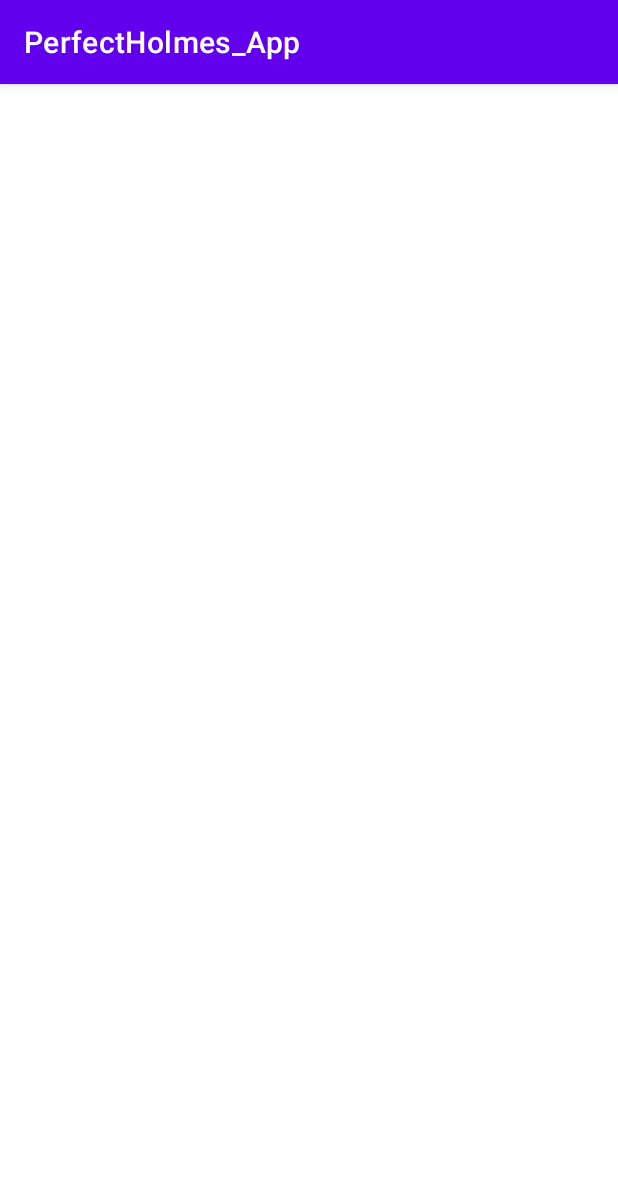
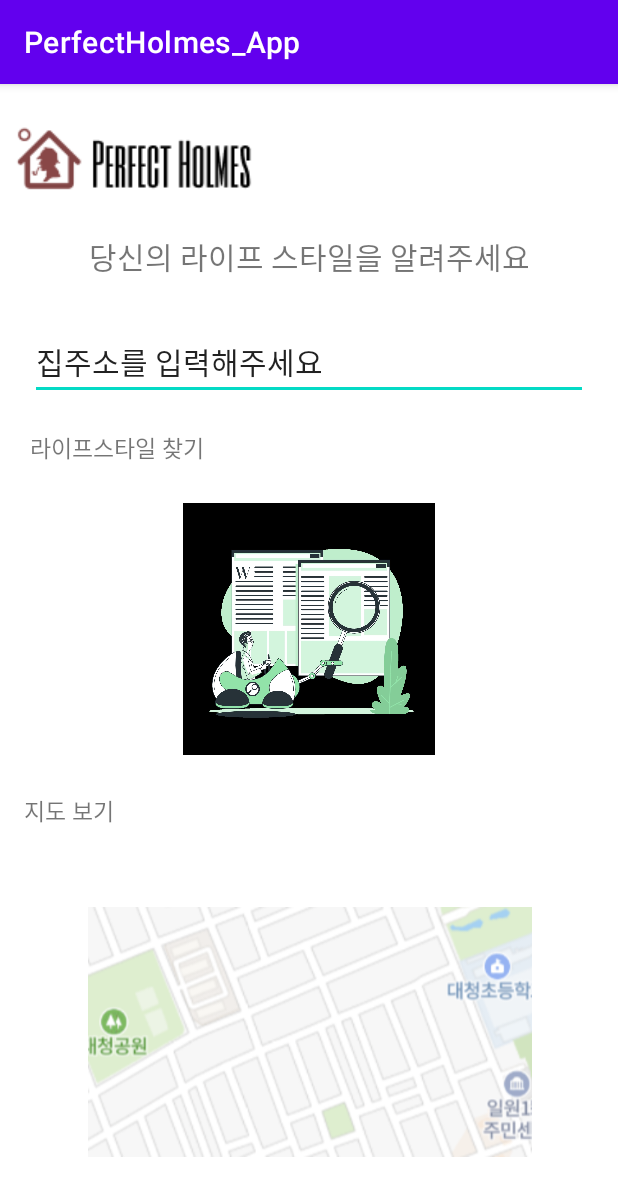
Before and after one commit to Seasonkhadka/PerfectHolmes_APP, an Android app: the screen it shows after launch (MainActivity), on a phone screen of 412 x 824 dp. Shown: the top 1196 px of the screen. Run offline under Robolectric (Android 15) with nearby library versions, the light colour scheme and no system bars.

Commit message:
login, main, map first task

```diff
--- a/app/build.gradle
+++ b/app/build.gradle
@@ -26,6 +26,9 @@ android {
         sourceCompatibility JavaVersion.VERSION_1_8
         targetCompatibility JavaVersion.VERSION_1_8
     }
+    buildFeatures {
+        viewBinding true
+    }
 }
 
 dependencies {
@@ -36,6 +39,9 @@ dependencies {
     implementation 'androidx.appcompat:appcompat:1.6.1'
     implementation 'com.google.android.material:material:1.10.0'
     implementation 'androidx.constraintlayout:constraintlayout:2.1.4'
+    implementation 'androidx.annotation:annotation:1.7.0'
+    implementation 'androidx.lifecycle:lifecycle-livedata-ktx:2.6.2'
+    implementation 'androidx.lifecycle:lifecycle-viewmodel-ktx:2.6.2'
     testImplementation 'junit:junit:4.13.2'
     androidTestImplementation 'androidx.test.ext:junit:1.1.5'
     androidTestImplementation 'androidx.test.espresso:espresso-core:3.5.1'
--- a/app/src/main/java/com/example/perfectholmes_app/MainActivity.java
+++ b/app/src/main/java/com/example/perfectholmes_app/MainActivity.java
@@ -1,74 +1,41 @@
 package com.example.perfectholmes_app;
 
-import android.graphics.Color;
+import androidx.appcompat.app.AppCompatActivity;
+
+import android.content.Intent;
 import android.os.Bundle;
-import android.util.Log;
+import android.view.View;
+import android.widget.ImageView;
 
-import androidx.annotation.NonNull;
-import androidx.appcompat.app.AppCompatActivity;
-import androidx.fragment.app.FragmentManager;
+public class MainActivity extends AppCompatActivity {
 
-import com.naver.maps.geometry.LatLng;
-import com.naver.maps.map.MapFragment;
-import com.naver.maps.map.NaverMap;
-import com.naver.maps.map.OnMapReadyCallback;
-import com.naver.maps.map.overlay.CircleOverlay;
-import com.naver.maps.map.overlay.Marker;
-
-public class MainActivity extends AppCompatActivity implements OnMapReadyCallback {
-
-    private Marker clickedMarker;
-    private CircleOverlay circleOverlay;
+    private ImageView lifestyle;
+    private ImageView map;
 
     @Override
     protected void onCreate(Bundle savedInstanceState) {
         super.onCreate(savedInstanceState);
         setContentView(R.layout.activity_main);
 
-        FragmentManager fm = getSupportFragmentManager();
-        MapFragment mapFragment = (MapFragment) fm.findFragmentById(R.id.map);
-        if (mapFragment == null) {
-            mapFragment = MapFragment.newInstance();
-            fm.beginTransaction().add(R.id.map, mapFragment).commit();
-        }
-
-        mapFragment.getMapAsync(this);
-    }
-
-    @Override
-    public void onMapReady(@NonNull NaverMap naverMap) {
-        // 목포의 좌표를 사용하여 지도 초기화
-        LatLng initialPosition = new LatLng(34.7915, 126.3922);
-        naverMap.moveCamera(com.naver.maps.map.CameraUpdate.scrollTo(initialPosition));
-
-        // 지도를 클릭할 때 이벤트 처리
-        naverMap.setOnMapClickListener((point, coord) -> {
-            if (clickedMarker != null) {
-                clickedMarker.setMap(null); // 이전 마커 삭제
-                clickedMarker = null;
-                if (circleOverlay != null) {
-                    circleOverlay.setMap(null); // 이전 원 삭제
-                    circleOverlay = null;
-                }
-            } else {
-                // 클릭된 위치에 마커 추가
-                clickedMarker = new Marker();
-                clickedMarker.setPosition(new LatLng(coord.latitude, coord.longitude));
-                clickedMarker.setMap(naverMap);
-
-                // 클릭된 위치를 중심으로 반경 1km의 원 추가
-                circleOverlay = new CircleOverlay();
-                circleOverlay.setCenter(new LatLng(coord.latitude, coord.longitude));
-                circleOverlay.setRadius(1000); // 반경 1km
-                circleOverlay.setColor(Color.argb(50, 0, 0, 255)); // 반투명한 파란색
-                circleOverlay.setMap(naverMap);
-
-                // 마커를 찍은 위치의 경도와 위도 출력
-                double clickedLatitude = coord.latitude;
-                double clickedLongitude = coord.longitude;
-                String coordinates = String.format("위도: %f, 경도: %f", clickedLatitude, clickedLongitude);
-                Log.d("MapClickCoordinates", coordinates);
+        lifestyle = findViewById(R.id.lifestyle_img);
+        lifestyle.setOnClickListener(new View.OnClickListener() {
+            @Override
+            public void onClick(View v) {
+                Intent intent = new Intent(MainActivity.this, lifestyle_test.class);
+                startActivity(intent);
             }
         });
+
+
+
+        map = findViewById(R.id.map_img);
+        map.setOnClickListener(new View.OnClickListener() {
+            @Override
+            public void onClick(View v) {
+                Intent intent = new Intent(MainActivity.this, Map.class);
+                startActivity(intent);
+            }
+        });
+
     }
 }
--- a/app/src/main/res/layout/activity_main.xml
+++ b/app/src/main/res/layout/activity_main.xml
@@ -6,10 +6,81 @@
     android:layout_height="match_parent"
     tools:context=".MainActivity">
 
-    <androidx.fragment.app.FragmentContainerView
-        android:id="@+id/map"
+    <ImageView
+        android:id="@+id/rogo_str"
+        android:layout_width="wrap_content"
+        android:layout_height="wrap_content"
+        android:layout_marginTop="20dp"
+        app:layout_constraintStart_toStartOf="parent"
+        app:layout_constraintTop_toTopOf="parent"
+        app:srcCompat="@drawable/rogo_str" />
+
+    <TextView
+        android:id="@+id/text_lifestyle"
+        android:layout_width="wrap_content"
+        android:layout_height="wrap_content"
+        android:layout_marginTop="20dp"
+        android:text="당신의 라이프 스타일을 알려주세요"
+        app:layout_constraintEnd_toEndOf="parent"
+        app:layout_constraintStart_toStartOf="parent"
+        app:layout_constraintTop_toBottomOf="@+id/rogo_str"
+        android:textSize="20dp"/>
+
+    <EditText
+        android:id="@+id/text_search"
         android:layout_width="match_parent"
-        android:layout_height="match_parent"
-        android:name="com.naver.maps.map.MapFragment" />
+        android:layout_height="wrap_content"
+        android:layout_marginStart="20dp"
+        android:layout_marginTop="30dp"
+        android:layout_marginEnd="20dp"
+        android:ems="10"
+        android:inputType="textPersonName"
+        android:text="집주소를 입력해주세요"
+        android:textSize="20dp"
+        app:layout_constraintEnd_toEndOf="parent"
+        app:layout_constraintStart_toStartOf="parent"
+        app:layout_constraintTop_toBottomOf="@+id/text_lifestyle" />
 
+    <TextView
+        android:id="@+id/lifestyle_str"
+        android:layout_width="wrap_content"
+        android:layout_height="wrap_content"
+        android:layout_marginStart="20dp"
+        android:layout_marginTop="20dp"
+        android:text="라이프스타일 찾기"
+        app:layout_constraintStart_toStartOf="parent"
+        android:textSize="15dp"
+        app:layout_constraintTop_toBottomOf="@+id/text_search" />
+
+    <ImageView
+        android:id="@+id/lifestyle_img"
+        android:layout_width="296dp"
+        android:layout_height="168dp"
+        android:layout_marginTop="25dp"
+        app:layout_constraintEnd_toEndOf="parent"
+        app:layout_constraintStart_toStartOf="parent"
+        app:layout_constraintTop_toBottomOf="@+id/lifestyle_str"
+        app:srcCompat="@drawable/lifestyle_test" />
+
+    <TextView
+        android:id="@+id/map_str"
+        android:layout_width="wrap_content"
+        android:layout_height="wrap_content"
+        android:layout_marginStart="16dp"
+        android:layout_marginTop="25dp"
+        android:text="지도 보기"
+        android:textSize="15dp"
+        app:layout_constraintStart_toStartOf="parent"
+        app:layout_constraintTop_toBottomOf="@+id/lifestyle_img" />
+
+    <ImageView
+        android:id="@+id/map_img"
+        android:layout_width="296dp"
+        android:layout_height="168dp"
+        app:layout_constraintBottom_toBottomOf="parent"
+        app:layout_constraintEnd_toEndOf="parent"
+        app:layout_constraintHorizontal_bias="0.504"
+        app:layout_constraintStart_toStartOf="parent"
+        app:layout_constraintTop_toBottomOf="@+id/map_str"
+        app:srcCompat="@drawable/map_img" />
 </androidx.constraintlayout.widget.ConstraintLayout>
--- /dev/null
+++ b/app/src/main/res/values-land/dimens.xml
@@ -0,0 +1,3 @@
+<resources>
+    <dimen name="activity_horizontal_margin">48dp</dimen>
+</resources>
--- /dev/null
+++ b/app/src/main/res/values-w1240dp/dimens.xml
@@ -0,0 +1,3 @@
+<resources>
+    <dimen name="activity_horizontal_margin">200dp</dimen>
+</resources>
--- /dev/null
+++ b/app/src/main/res/values-w600dp/dimens.xml
@@ -0,0 +1,3 @@
+<resources>
+    <dimen name="activity_horizontal_margin">48dp</dimen>
+</resources>
--- /dev/null
+++ b/app/src/main/res/values/dimens.xml
@@ -0,0 +1,5 @@
+<resources>
+    <!-- Default screen margins, per the Android Design guidelines. -->
+    <dimen name="activity_horizontal_margin">16dp</dimen>
+    <dimen name="activity_vertical_margin">16dp</dimen>
+</resources>
```
Also changed, not shown: app/src/main/AndroidManifest.xml (+27 -2 lines), app/src/main/java/com/example/perfectholmes_app/Map.java (added, +74 -0 lines), app/src/main/java/com/example/perfectholmes_app/lifestyle_test.java (added, +14 -0 lines), app/src/main/java/com/example/perfectholmes_app/login.java (added, +29 -0 lines), app/src/main/res/layout/activity_lifestyle_test.xml (added, +9 -0 lines), app/src/main/res/layout/activity_login.xml (added, +16 -0 lines), app/src/main/res/layout/activity_map.xml (added, +15 -0 lines), app/src/main/res/values/strings.xml (+9 -0 lines), app/src/main/res/drawable-v24/rogo.png (added), app/src/main/res/drawable/lifestyle_test.png (added), app/src/main/res/drawable/map_img.png (added), app/src/main/res/drawable/rogo_str.png (added).
